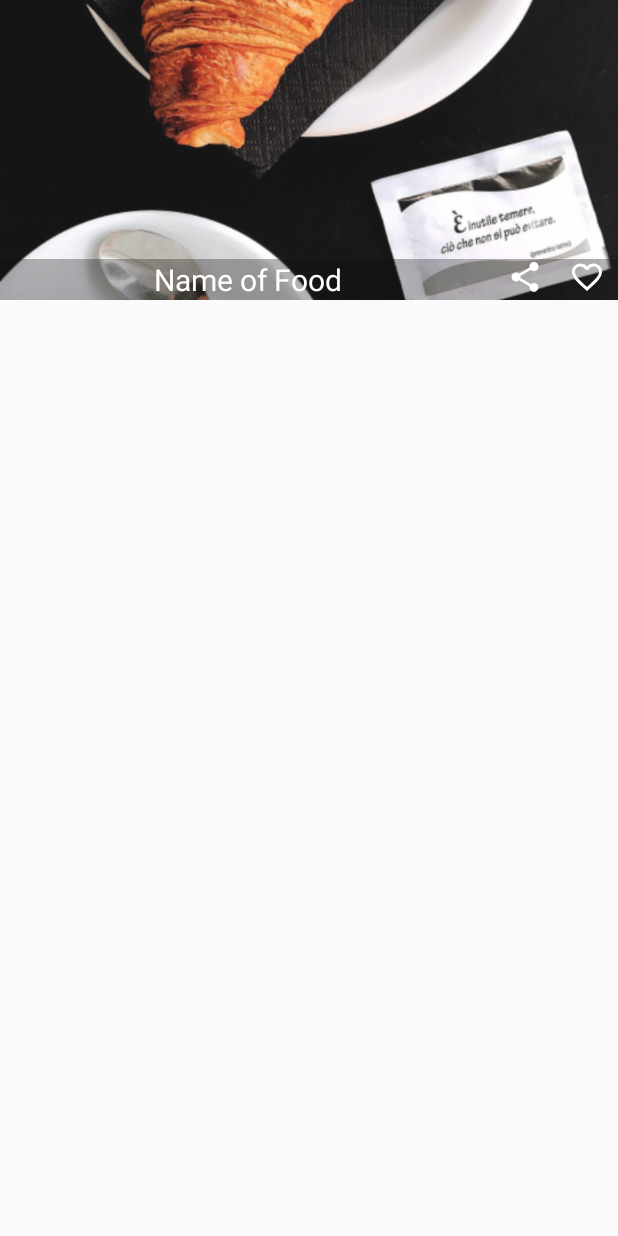
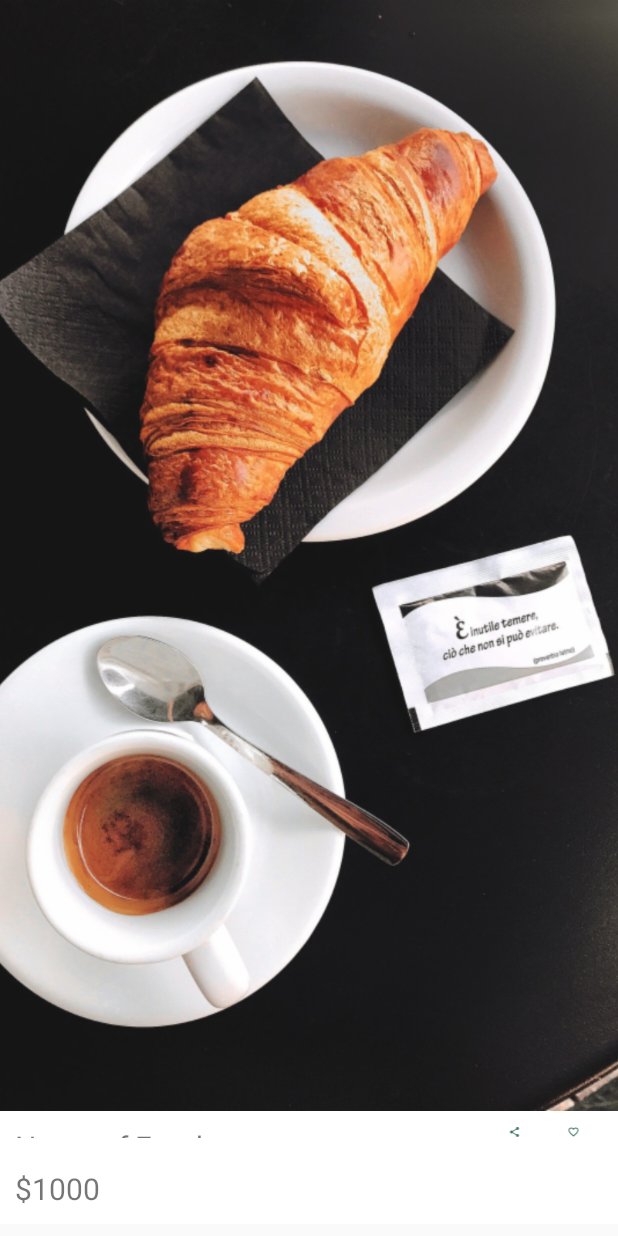
Before and after one commit to Eng-MahmoudBasuony/FoodSpotting-Client, an Android app: the layout food_item.xml on its own in the app's theme, with its tools: preview values and no code run, on a phone screen of 412 x 824 dp. Run offline under Robolectric (Android 15) with nearby library versions, the light colour scheme and no system bars; Roboto replaces fonts that are not available here.

```diff
--- a/app/build.gradle
+++ b/app/build.gradle
@@ -74,5 +74,8 @@ dependencies {
     //The PayPal Android SDK
     implementation 'com.paypal.sdk:paypal-android-sdk:2.16.0'
 
+     // library custom font Calligraphy
+    implementation 'uk.co.chrisjenx:calligraphy:2.3.0'
+
 }
 apply plugin: 'com.google.gms.google-services'
--- a/app/src/main/java/com/example/eng_mahnoud83coffey/embeatit/ViewHolder/AdabterHome.java
+++ b/app/src/main/java/com/example/eng_mahnoud83coffey/embeatit/ViewHolder/AdabterHome.java
@@ -2,6 +2,7 @@ package com.example.eng_mahnoud83coffey.embeatit.ViewHolder;
 
 import android.content.Context;
 import android.content.Intent;
+import android.graphics.Typeface;
 import android.media.Image;
 import android.support.annotation.NonNull;
 import android.support.v7.widget.RecyclerView;
@@ -22,6 +23,8 @@ import com.squareup.picasso.Picasso;
 
 import java.util.List;
 
+
+ //Adabter Home Activity
 public class AdabterHome extends RecyclerView.Adapter<AdabterHome.ViewHolderHome>
 {
 
@@ -82,6 +85,7 @@ public class AdabterHome extends RecyclerView.Adapter<AdabterHome.ViewHolderHome
           menu_name=(TextView)itemView.findViewById(R.id.menu_name);
           menu_Image=(ImageView)itemView.findViewById(R.id.menu_image);
 
+
           itemView.setOnClickListener(new View.OnClickListener() {
               @Override
               public void onClick(View view)
--- a/app/src/main/java/com/example/eng_mahnoud83coffey/embeatit/ViewHolder/FoodViewHolder.java
+++ b/app/src/main/java/com/example/eng_mahnoud83coffey/embeatit/ViewHolder/FoodViewHolder.java
@@ -17,6 +17,7 @@ public class FoodViewHolder extends RecyclerView.ViewHolder implements View.OnCl
     public ImageView foodimageView;
     public ImageView favimage;
     public ImageView shareImage;
+    public TextView textFoodPrice;
     //-------------------------
     private ItemClickListener itemClickListener;// Interface
 
@@ -34,6 +35,9 @@ public class FoodViewHolder extends RecyclerView.ViewHolder implements View.OnCl
         foodimageView=(ImageView)itemView.findViewById(R.id.food_image);
         favimage=(ImageView)itemView.findViewById(R.id.fav_imageFood);
         shareImage=(ImageView)itemView.findViewById(R.id.share_imageFood);
+        textFoodPrice=(TextView)itemView.findViewById(R.id.food_price_foodList);
+
+
 
         itemView.setOnClickListener(this);
     }
--- a/app/src/main/res/layout/food_item.xml
+++ b/app/src/main/res/layout/food_item.xml
@@ -2,32 +2,38 @@
 <android.support.v7.widget.CardView
     xmlns:android="http://schemas.android.com/apk/res/android"
     android:layout_width="match_parent"
-    android:layout_height="200dp"
+    android:layout_height="wrap_content"
     xmlns:app="http://schemas.android.com/apk/res-auto"
-    app:cardElevation="4dp"
+    app:cardElevation="10dp"
+    app:cardCornerRadius="0dp"
     android:layout_marginBottom="8dp"
 
     >
 
-    <RelativeLayout
+    <LinearLayout
         android:layout_width="match_parent"
-        android:layout_height="match_parent">
+        android:layout_height="match_parent"
+        android:orientation="vertical"
+        android:weightSum="5"
+        >
 
 
         <ImageView
             android:id="@+id/food_image"
             android:layout_width="match_parent"
-            android:layout_height="match_parent"
+            android:layout_height="0dp"
+            android:layout_weight="4"
             android:src="@drawable/signin"
             android:scaleType="centerCrop"
             />
 
         <LinearLayout
             android:layout_width="match_parent"
-            android:layout_height="wrap_content"
-            android:layout_alignParentBottom="true"
+            android:layout_height="0dp"
+            android:layout_weight="1"
             android:weightSum="10"
-            android:background="#4f0e0d0e"
+            android:gravity="center_vertical"
+            android:layout_margin="10dp"
             >
 
             <TextView
@@ -36,10 +42,8 @@
                 android:layout_weight="8"
                 android:layout_height="wrap_content"
                 android:text="Name of Food"
-                android:textColor="@android:color/white"
                 android:textSize="20sp"
-                android:gravity="center"
-                android:layout_alignParentBottom="true"
+                 android:layout_alignParentBottom="true"
                 />
 
 
@@ -49,7 +53,7 @@
                 android:layout_height="wrap_content"
                 android:layout_weight="1"
                 android:src="@drawable/ic_share_black_24dp"
-                android:tint="@android:color/white"
+                android:tint="@color/colorAccent"
                 />
 
 
@@ -59,16 +63,24 @@
                 android:layout_height="wrap_content"
                 android:layout_weight="1"
                 android:src="@drawable/ic_favorite_border_black_24dp"
-                android:tint="@android:color/white"
+                android:tint="@color/colorAccent"
                 />
 
         </LinearLayout>
 
 
+        <TextView
+        android:layout_margin="10dp"
+        android:id="@+id/food_price_foodList"
+        android:layout_width="wrap_content"
+        android:layout_height="wrap_content"
+        android:text="$1000"
+        android:textSize="20sp"
+        android:layout_alignParentBottom="true"
+        />
 
 
-
-    </RelativeLayout>
+    </LinearLayout>
 
 
 
```
Also changed, not shown: app/src/main/java/com/example/eng_mahnoud83coffey/embeatit/Cart.java (+16 -0 lines), app/src/main/java/com/example/eng_mahnoud83coffey/embeatit/FoodDetails.java (+19 -0 lines), app/src/main/java/com/example/eng_mahnoud83coffey/embeatit/FoodList.java (+18 -1 lines), app/src/main/java/com/example/eng_mahnoud83coffey/embeatit/Home.java (+23 -4 lines), app/src/main/java/com/example/eng_mahnoud83coffey/embeatit/MainActivity.java (+15 -0 lines), app/src/main/java/com/example/eng_mahnoud83coffey/embeatit/OrderStatus.java (+16 -1 lines), app/src/main/java/com/example/eng_mahnoud83coffey/embeatit/SignIn.java (+17 -0 lines), app/src/main/java/com/example/eng_mahnoud83coffey/embeatit/SignUp.java (+16 -1 lines), app/src/main/res/layout/menu_item.xml (+7 -5 lines), 1 other file.
